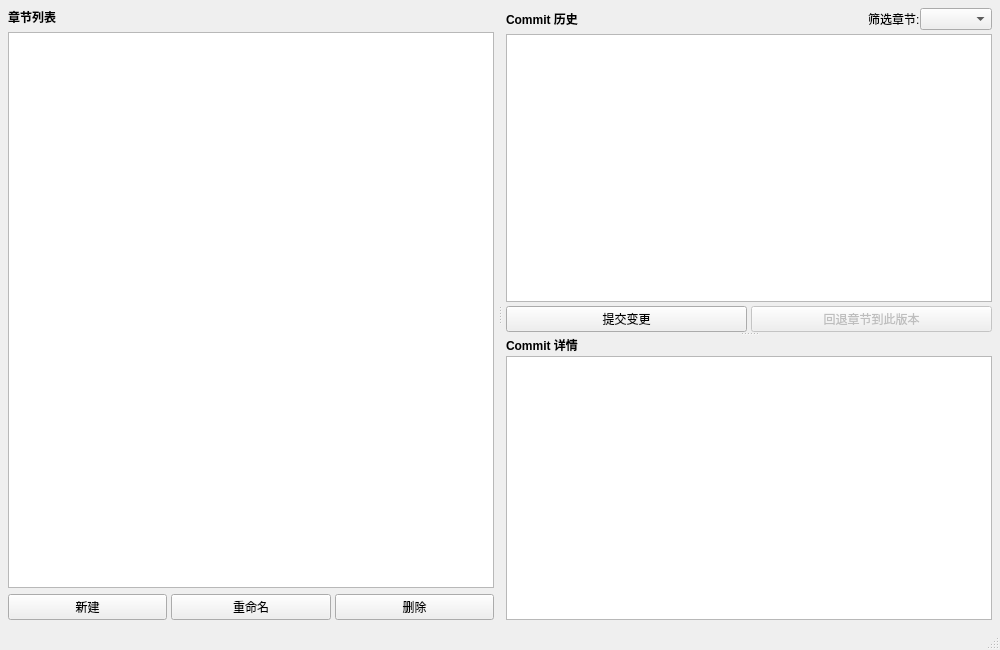
First picture: the form in ui/mainwindow.ui, repository starno66/moji, before the edit.
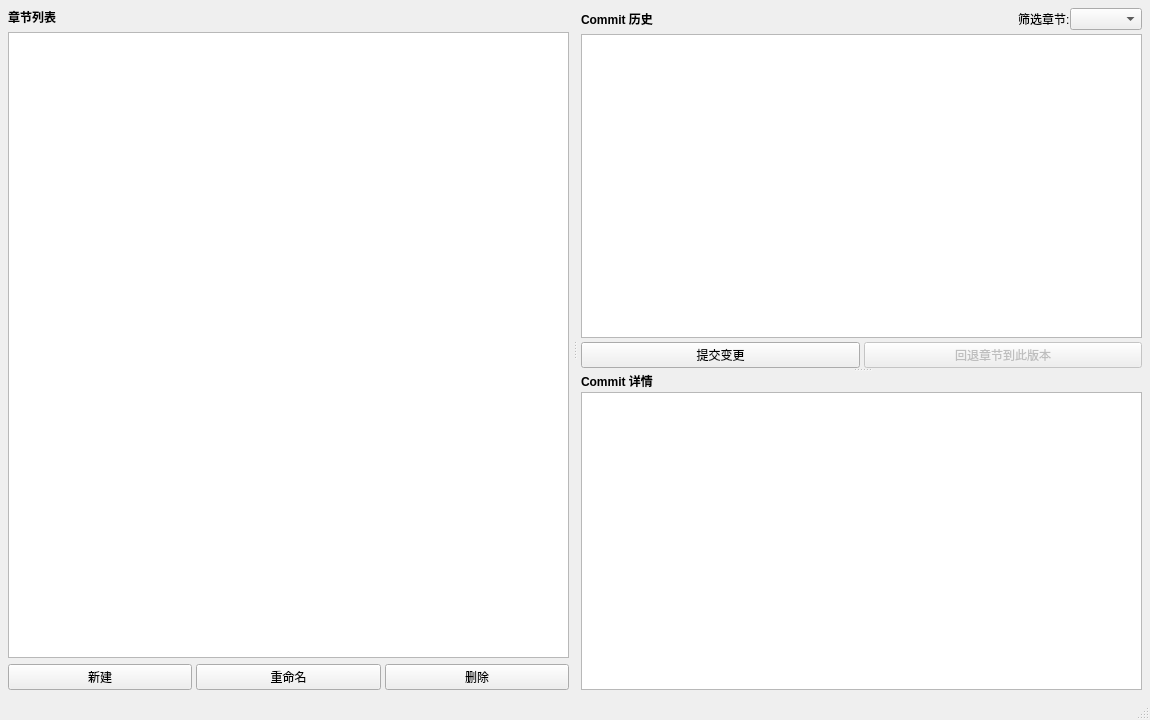
Second picture: the form after the edit.

The edit to the form file:
```diff
--- a/ui/mainwindow.ui
+++ b/ui/mainwindow.ui
@@ -6,8 +6,8 @@
    <rect>
     <x>0</x>
     <y>0</y>
-    <width>1000</width>
-    <height>650</height>
+    <width>1150</width>
+    <height>720</height>
    </rect>
   </property>
   <property name="windowTitle">
```
